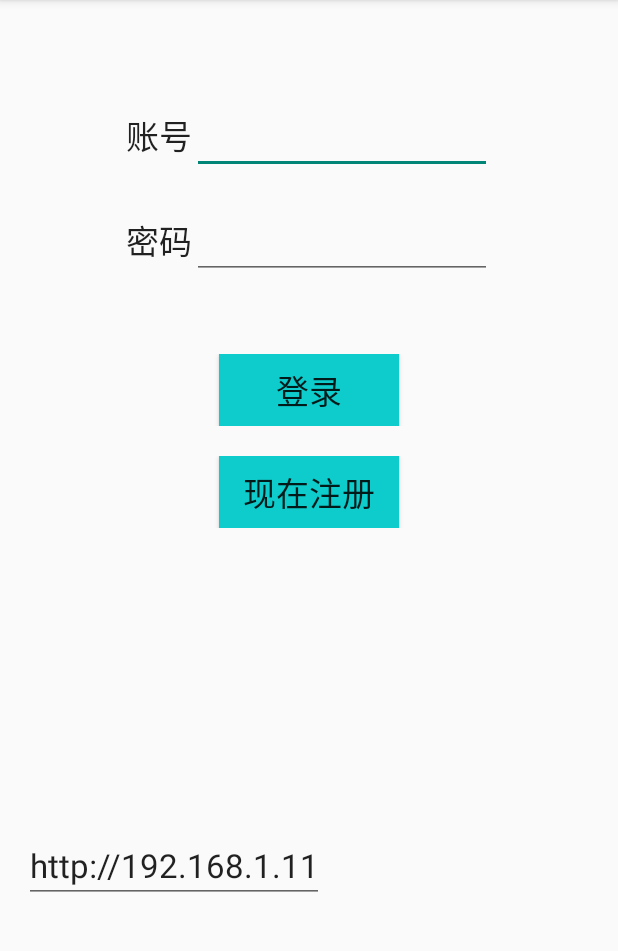
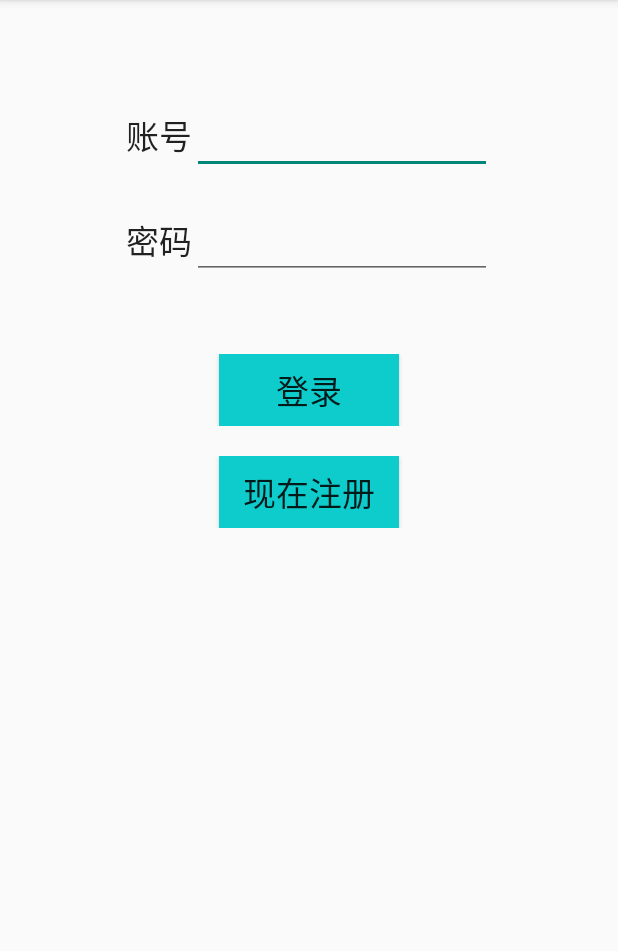
Before and after one commit to RenJiJiaoHuPj/circle, an Android app: the LoginActivity screen opened directly, with no data from a screen before it, on a phone screen of 412 x 824 dp, the part 84-1035 px from its top. Run offline under Robolectric (Android 15) with nearby library versions, the phone set to English and light mode, and no system bars.

Commit message:
UI updates (part II)

```diff
--- a/app/build.gradle
+++ b/app/build.gradle
@@ -5,7 +5,7 @@ buildscript {
         mavenLocal()
     }
     dependencies {
-        classpath 'com.android.tools.build:gradle:1.1.1'
+        classpath 'com.android.tools.build:gradle:1.3.0'
     }
 }
 apply plugin: 'com.android.application'
--- a/app/src/main/java/com/zzt/circle/app/Config.java
+++ b/app/src/main/java/com/zzt/circle/app/Config.java
@@ -9,7 +9,7 @@ import android.content.SharedPreferences;
 public class Config {
     public static final String CHARSET = "UTF-8";
 //    public static final String SERVER_URL = "http://192.168.1.107:8080/";
-    public static String SERVER_URL = "http://192.168.1.110:8080/";
+    public static String SERVER_URL = "http://121.42.8.160:8080/Circle/";
     public static final String SERVER_ACTION_SUFFIX = ".action";
     public static final String APP_ID = "com.zzt.circle";
 
--- a/app/src/main/java/com/zzt/circle/app/activity/LoginActivity.java
+++ b/app/src/main/java/com/zzt/circle/app/activity/LoginActivity.java
@@ -19,7 +19,6 @@ import com.zzt.circle.app.tools.MD5Utils;
 public class LoginActivity extends ActionBarActivity {
     private EditText etAccount;
     private EditText etPassword;
-    private EditText etIP;
 
     @Override
 
@@ -36,7 +35,6 @@ public class LoginActivity extends ActionBarActivity {
 
         etAccount = (EditText) findViewById(R.id.etAccount);
         etPassword = (EditText) findViewById(R.id.etPassword);
-        etIP = (EditText) findViewById(R.id.etIP);
 
         findViewById(R.id.btnLogin).setOnClickListener(new View.OnClickListener() {
             @Override
@@ -50,8 +48,6 @@ public class LoginActivity extends ActionBarActivity {
                     Toast.makeText(LoginActivity.this, R.string.please_enter_yout_password, Toast.LENGTH_LONG).show();
                     return;
                 }
-                if (etIP.getText().toString().length()!=0)
-                    Config.SERVER_URL = etIP.getText().toString();
                 Toast.makeText(LoginActivity.this, "IP:"+Config.SERVER_URL, Toast.LENGTH_LONG).show();
                 final ProgressDialog pd = ProgressDialog.show(LoginActivity.this, getString(R.string.connecting), getString(R.string.login_now));
 
--- a/app/src/main/res/layout/activity_login.xml
+++ b/app/src/main/res/layout/activity_login.xml
@@ -81,14 +81,4 @@
                     android:id="@+id/btnRegisterNow" />
         </LinearLayout>
     </LinearLayout>
-    <EditText
-            android:layout_width="200dp"
-            android:layout_height="wrap_content"
-            android:inputType="text"
-            android:singleLine="true"
-            android:id="@+id/etIP"
-            android:textAppearance="?android:attr/textAppearanceLarge" android:text="http://192.168.1.110:8080/"
-        android:layout_marginTop="300px" />
-
-
 </LinearLayout>
--- a/app/src/main/res/layout/cell_message.xml
+++ b/app/src/main/res/layout/cell_message.xml
@@ -46,6 +46,7 @@
         <TextView
             android:layout_width="match_parent"
             android:layout_height="wrap_content"
+            android:layout_marginLeft="5dp"
             android:id="@+id/tvDescription"
             android:textSize="15dp"
             android:text="描述" />
--- a/build.gradle
+++ b/build.gradle
@@ -5,7 +5,7 @@ buildscript {
         jcenter()
     }
     dependencies {
-        classpath 'com.android.tools.build:gradle:1.1.1'
+        classpath 'com.android.tools.build:gradle:1.3.0'
 
         // NOTE: Do not place your application dependencies here; they belong
         // in the individual module build.gradle files
```
Also changed, not shown: app/src/main/res/layout/fragment_myinfo.xml (+11 -14 lines), 3 other files.
